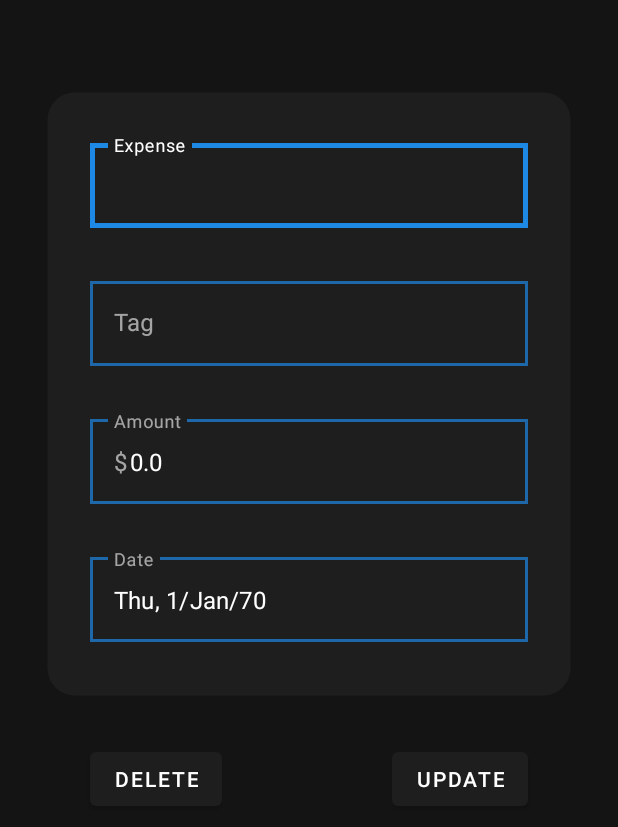
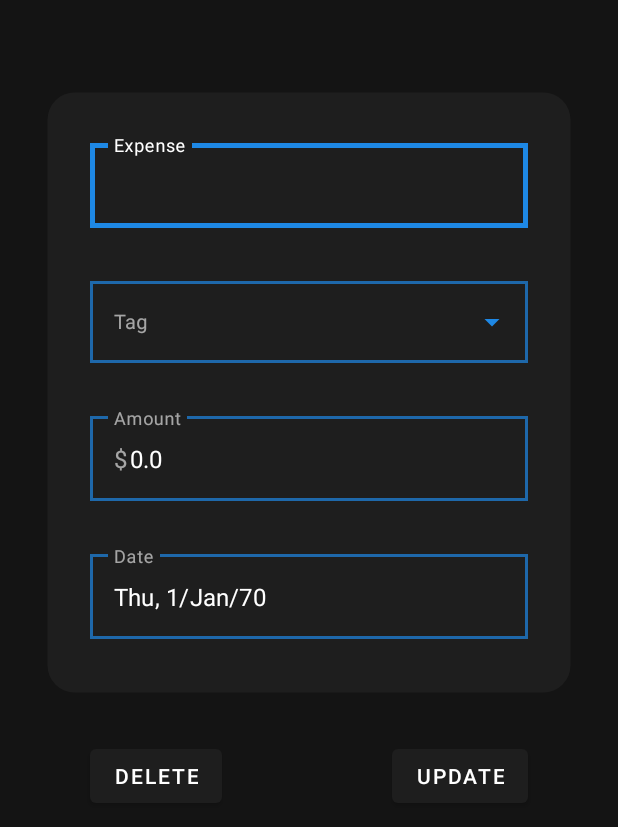
Before and after one commit to muhsinX119/pumpkin, an Android app: the EditRecyclerEntry screen opened directly, with no data from a screen before it, on a phone screen of 412 x 824 dp. Shown: the top 827 px of the screen. Run offline under Robolectric (Android 15) with nearby library versions, the phone set to English and light mode, and no system bars.

Commit message:
Changed report creation button Changed date selector button Added autocomplete suggestions for tags in EditRecycler

```diff
--- a/app/src/main/java/com/example/pumpkin/EditRecyclerEntry.java
+++ b/app/src/main/java/com/example/pumpkin/EditRecyclerEntry.java
@@ -6,6 +6,8 @@ import android.os.Bundle;
 import android.view.View;
 import android.view.Window;
 import android.view.WindowManager;
+import android.widget.ArrayAdapter;
+import android.widget.AutoCompleteTextView;
 import android.widget.EditText;
 import android.widget.TextView;
 
@@ -16,10 +18,11 @@ import com.google.android.material.datepicker.MaterialPickerOnPositiveButtonClic
 
 import java.text.DateFormat;
 import java.text.SimpleDateFormat;
+import java.util.ArrayList;
 
 public class EditRecyclerEntry extends AppCompatActivity {
 
-    private EditText editRecyclerEditTextExpense, editRecyclerEditTextTag, editRecyclerEditTextAmount, editRecyclerEditTextID;
+    private EditText editRecyclerEditTextExpense, editRecyclerEditTextAmount, editRecyclerEditTextID;
     private TextView editRecyclerEditTextDate;
     private View view;
     private String expense, tag;
@@ -30,6 +33,8 @@ public class EditRecyclerEntry extends AppCompatActivity {
     private DbHelper dataBaseHelper = new DbHelper(EditRecyclerEntry.this);
     private MaterialDatePicker.Builder materialDateBuilder = MaterialDatePicker.Builder.datePicker();
     private Intent intent;
+    private ArrayList<String> uniqueTags = new ArrayList<String>();
+    private AutoCompleteTextView editRecyclerEditTextTag;
 
 
     @Override
@@ -91,6 +96,7 @@ public class EditRecyclerEntry extends AppCompatActivity {
 
         editRecyclerEditTextExpense.setText(expense);
         editRecyclerEditTextTag.setText(tag);
+        uniqueTagsFn();
         editRecyclerEditTextAmount.setText(toString().valueOf(amount));
         editRecyclerEditTextDate.setText(formattedDate(date));
         editRecyclerEditTextID.setText(toString().valueOf(id));
@@ -131,6 +137,12 @@ public class EditRecyclerEntry extends AppCompatActivity {
 
     }
 
+    public void uniqueTagsFn () {
+        uniqueTags = dataBaseHelper.getUniqueTags();
+        ArrayAdapter utAdapter = new ArrayAdapter(EditRecyclerEntry.this, R.layout.drop_down,uniqueTags);
+        editRecyclerEditTextTag.setAdapter(utAdapter);
+    }
+
 
 
     /*
--- a/app/src/main/java/com/example/pumpkin/ScrollingActivity.java
+++ b/app/src/main/java/com/example/pumpkin/ScrollingActivity.java
@@ -76,7 +76,6 @@ public class ScrollingActivity extends AppCompatActivity {
     private AutoCompleteTextView textTag;
     private DateFormat dateFormat;
     private MaterialDatePicker.Builder materialDateBuilder = MaterialDatePicker.Builder.datePicker();
-    private int exceptCount = 0;
     private boolean permissionStorage;
 
     ActivityResultLauncher<String> requestPermissionLauncher =
--- a/app/src/main/res/layout/edit_recycler_activity.xml
+++ b/app/src/main/res/layout/edit_recycler_activity.xml
@@ -38,19 +38,32 @@
         <com.google.android.material.textfield.TextInputLayout
             android:id="@+id/editRecyclerTextFieldTag"
             android:layout_width="match_parent"
-            style="@style/MyTextInputLayoutExpense"
-            android:layout_height="wrap_content"
+            style="@style/MyTextInputLayoutTag"
+            android:layout_height="60dp"
             android:hint="Tag"
             android:minWidth="160dp"
             android:layout_below="@id/editRecyclerTextFieldExpense"
             android:layout_marginVertical="30dp">
 
-            <com.google.android.material.textfield.TextInputEditText
+            <!--<com.google.android.material.textfield.TextInputEditText
                 android:id="@+id/editRecyclerEditTextTag"
                 android:layout_width="match_parent"
                 android:textColor="?attr/colorOnSurface"
                 android:layout_height="wrap_content"
-                android:inputType="textCapSentences" />
+                android:inputType="textCapSentences" />-->
+
+            <AutoCompleteTextView
+                android:id="@+id/editRecyclerEditTextTag"
+                android:layout_width="match_parent"
+                android:layout_height="match_parent"
+                android:dropDownAnchor="@id/editRecyclerEditTextTag"
+                android:dropDownHeight="wrap_content"
+                android:inputType="textCapSentences"
+                android:padding="16dp"
+                android:textColor="?attr/colorOnPrimary"
+                android:textColorHint="@color/textfiled_hinttext_colorstate"
+                android:textCursorDrawable="@null"
+                android:textSize="13dp" />
 
         </com.google.android.material.textfield.TextInputLayout>
 
--- a/app/src/main/res/values-night/themes.xml
+++ b/app/src/main/res/values-night/themes.xml
@@ -105,4 +105,10 @@
         <item name="android:textColor">?attr/colorOnPrimary</item>
     </style>
 
+    <style name="reportButton" parent="@style/Widget.MaterialComponents.Button.OutlinedButton.Icon">
+        <item name="icon">@drawable/report_icon</item>
+        <item name="strokeColor">?attr/colorSurface</item>
+        <item name="iconTint">?attr/colorSecondary</item>
+    </style>
+
 </resources>
```
Also changed, not shown: app/src/main/res/drawable-anydpi/date_icon.xml (+4 -4 lines), app/src/main/res/drawable-hdpi/date_icon.png (deleted), app/src/main/res/drawable-mdpi/date_icon.png (deleted), app/src/main/res/drawable-xhdpi/date_icon.png (deleted), app/src/main/res/drawable-xxhdpi/date_icon.png (deleted).
